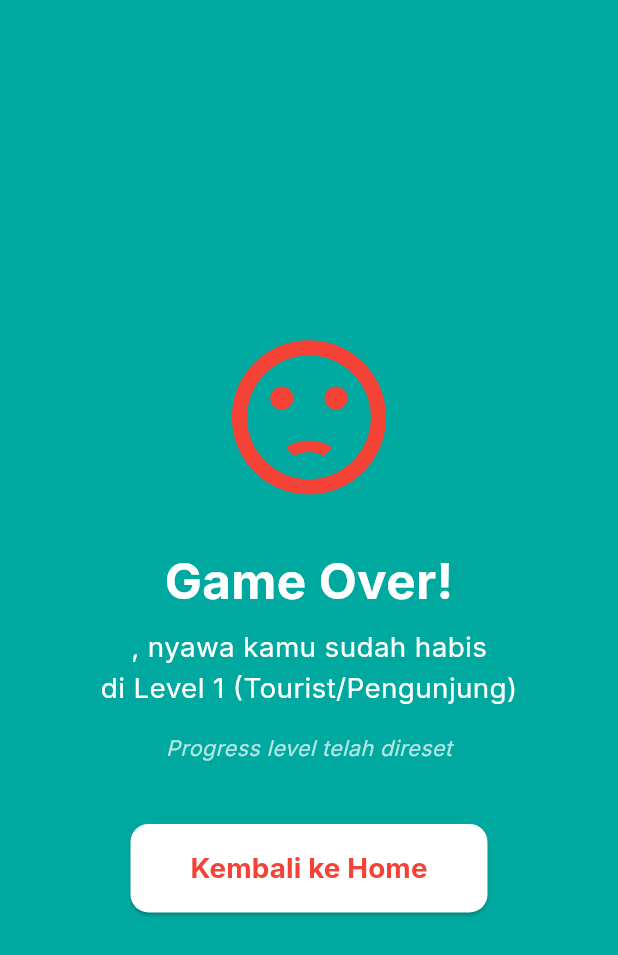
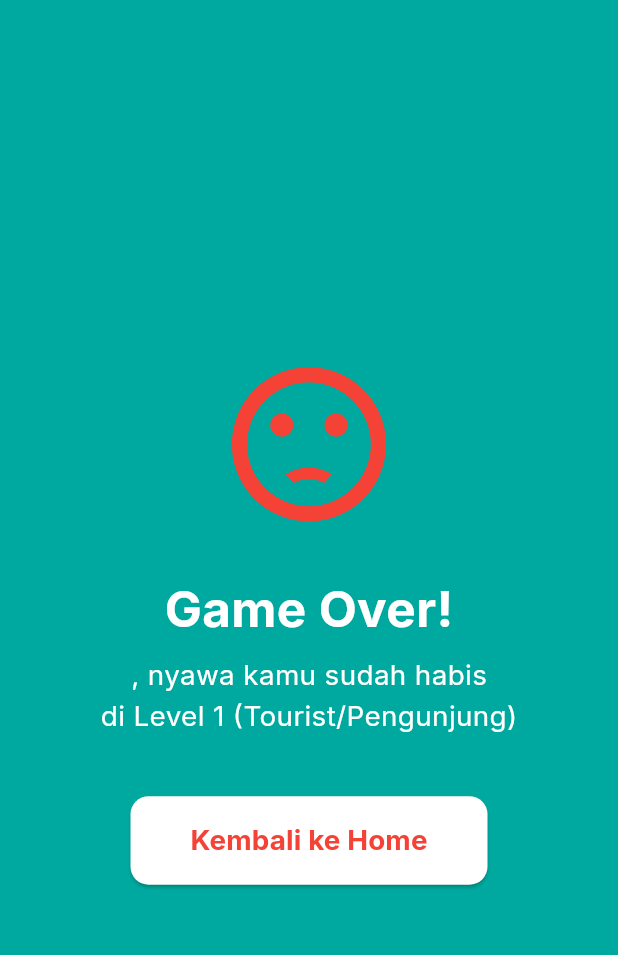
Before and after one commit to mhddzakwan/Brain-Error, a Flutter app: the GameOverScreen screen opened directly with sample values from the repository, on a phone screen of 412 x 824 dp. Shown: the top 955 px of the screen. Run offline on Flutter 3.47's test engine with Material 3 defaults, Android fonts, the light colour scheme and no system bars.

Commit message:
feat: Menambahkan game over

```diff
--- a/lib/screens/game_over_screen.dart
+++ b/lib/screens/game_over_screen.dart
@@ -52,15 +52,6 @@ class GameOverScreen extends StatelessWidget {
                   color: Colors.white,
                 ),
               ),
-              SizedBox(height: 16),
-              Text(
-                'Progress level telah direset',
-                style: TextStyle(
-                  fontSize: screenWidth * 0.035,
-                  color: Colors.white70,
-                  fontStyle: FontStyle.italic,
-                ),
-              ),
               SizedBox(height: 40),
               ElevatedButton(
                 onPressed: () {
```
